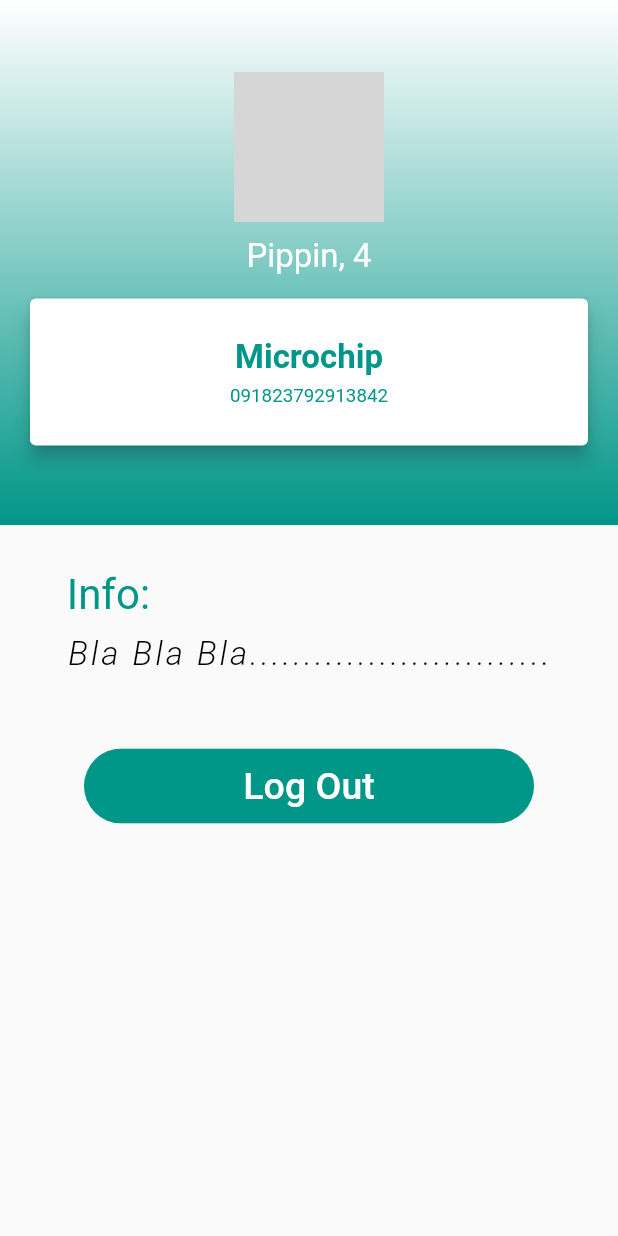
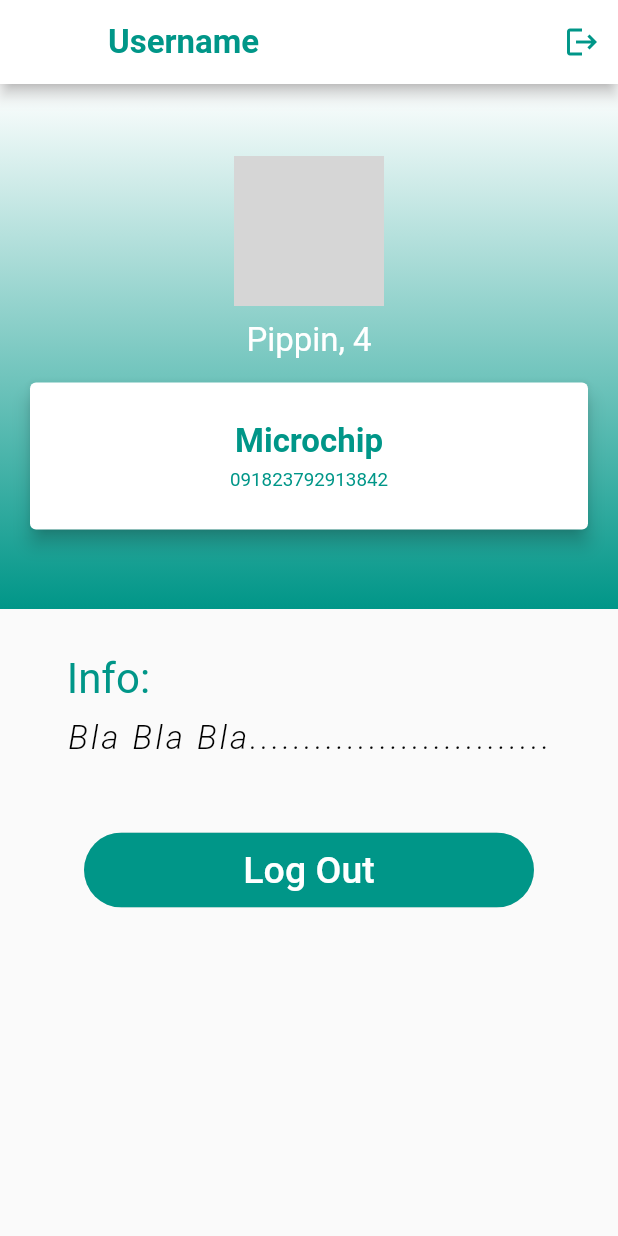
Before and after one commit to DJGreaves/MobileApp, a Flutter app: the HomePage screen opened by its route, on a phone screen of 412 x 824 dp. Run offline on Flutter 3.47's test engine with Material 2 defaults, Android fonts, the phone set to English and light mode, and no system bars; our stand-ins replace firebase_auth, firebase_core; accounts and stored records are empty; network calls fail; grey boxes are pictures that could not be loaded.

Commit message:
started making changes to homepage

```diff
--- a/lib/home_page.dart
+++ b/lib/home_page.dart
@@ -3,14 +3,36 @@ import 'package:firebase_core/firebase_core.dart';
 import 'package:flutter/cupertino.dart';
 import 'package:flutter/material.dart';
 import 'package:provider/provider.dart';
-import 'authentication_service.dart';
+import 'package:mobile_app/authentication_service.dart';
 import 'pages.dart';
-
 
 class HomePage extends StatelessWidget {
   @override
   Widget build(BuildContext context) {
     return Scaffold(
+      appBar: AppBar(
+        backgroundColor: Colors.white,
+        title: Text(
+          'Username',
+          style: TextStyle(
+            color: Colors.teal,
+            fontSize: 22.0,
+            fontWeight: FontWeight.bold,
+          ),
+        ),
+        actions: [
+          IconButton(
+              icon: Icon(
+                Icons.logout,
+                color: Colors.teal,
+              ),
+              onPressed: () {
+                context
+                    .read<AuthenticationService>()
+                    .signUserOut(email: "test");
+              }),
+        ],
+      ),
       body: Column(
         children: [
           Container(
@@ -18,9 +40,7 @@ class HomePage extends StatelessWidget {
                   gradient: LinearGradient(
                       begin: Alignment.topCenter,
                       end: Alignment.bottomCenter,
-                      colors: [Colors.white, Colors.teal]
-                  )
-              ),
+                      colors: [Colors.white, Colors.teal])),
               child: Container(
                 width: double.infinity,
                 height: 350.0,
@@ -49,17 +69,18 @@ class HomePage extends StatelessWidget {
                         height: 10.0,
                       ),
                       Card(
-                        margin: EdgeInsets.symmetric(horizontal: 20.0,vertical: 5.0),
+                        margin: EdgeInsets.symmetric(
+                            horizontal: 20.0, vertical: 5.0),
                         clipBehavior: Clip.antiAlias,
                         color: Colors.white,
                         elevation: 5.0,
                         child: Padding(
-                          padding: const EdgeInsets.symmetric(horizontal: 8.0,vertical: 22.0),
+                          padding: const EdgeInsets.symmetric(
+                              horizontal: 8.0, vertical: 22.0),
                           child: Row(
                             children: [
                               Expanded(
                                 child: Column(
-
                                   children: [
                                     Text(
                                       "",
@@ -84,7 +105,6 @@ class HomePage extends StatelessWidget {
                               ),
                               Expanded(
                                 child: Column(
-
                                   children: [
                                     Text(
                                       "Microchip",
@@ -109,7 +129,6 @@ class HomePage extends StatelessWidget {
                               ),
                               Expanded(
                                 child: Column(
-
                                   children: [
                                     Text(
                                       "",
@@ -139,11 +158,11 @@ class HomePage extends StatelessWidget {
                     ],
                   ),
                 ),
-              )
-          ),
+              )),
           Container(
             child: Padding(
-              padding: const EdgeInsets.symmetric(vertical: 30.0,horizontal: 16.0),
+              padding:
+                  const EdgeInsets.symmetric(vertical: 30.0, horizontal: 16.0),
               child: Column(
                 mainAxisAlignment: MainAxisAlignment.center,
                 crossAxisAlignment: CrossAxisAlignment.start,
@@ -153,13 +172,13 @@ class HomePage extends StatelessWidget {
                     style: TextStyle(
                         color: Colors.teal,
                         fontStyle: FontStyle.normal,
-                        fontSize: 28.0
-                    ),
+                        fontSize: 28.0),
                   ),
                   SizedBox(
                     height: 10.0,
                   ),
-                  Text('Bla Bla Bla............................',
+                  Text(
+                    'Bla Bla Bla............................',
                     style: TextStyle(
                       fontSize: 22.0,
                       fontStyle: FontStyle.italic,
@@ -177,12 +196,10 @@ class HomePage extends StatelessWidget {
           ),
           Container(
             width: 300.00,
-
             child: RaisedButton(
-                onPressed: (){},
+                onPressed: () {},
                 shape: RoundedRectangleBorder(
-                    borderRadius: BorderRadius.circular(80.0)
-                ),
+                    borderRadius: BorderRadius.circular(80.0)),
                 elevation: 0.0,
                 padding: EdgeInsets.all(0.0),
                 child: Ink(
@@ -190,26 +207,26 @@ class HomePage extends StatelessWidget {
                     gradient: LinearGradient(
                         begin: Alignment.centerRight,
                         end: Alignment.centerLeft,
-                        colors: [Colors.teal,Colors.teal]
-                    ),
+                        colors: [Colors.teal, Colors.teal]),
                     borderRadius: BorderRadius.circular(30.0),
                   ),
                   child: Container(
-                    constraints: BoxConstraints(maxWidth: 300.0, minHeight: 50.0),
+                    constraints:
+                        BoxConstraints(maxWidth: 300.0, minHeight: 50.0),
                     alignment: Alignment.center,
                     child: FlatButton(
                       onPressed: () {
-                      context.read<AuthenticationService>().signUserOut(
-                      email: "test");
+                        context
+                            .read<AuthenticationService>()
+                            .signUserOut(email: "test");
                       },
-                    child: Text(
-                    'Log Out',
-                    style: TextStyle(color: Colors.white, fontSize: 25),
-                    ),
+                      child: Text(
+                        'Log Out',
+                        style: TextStyle(color: Colors.white, fontSize: 25),
+                      ),
                     ),
                   ),
-                )
-            ),
+                )),
           ),
         ],
       ),
--- a/lib/sign_in_page.dart
+++ b/lib/sign_in_page.dart
@@ -105,7 +105,8 @@ class SignInPageState extends State<SignInPage> {
                           .read<AuthenticationService>()
                           .signIn(
                             email: emailController.text.trim(),
-                            password: passwordController.text.trim(),
+                            password:
+                                passwordController.text.toLowerCase().trim(),
                           )
                           .then((value) => {
                                 if (value == 'Signed in')
```
Also changed, not shown: lib/authentication_service.dart (+9 -8 lines).
